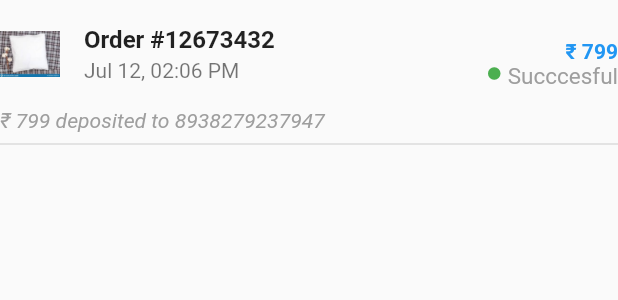
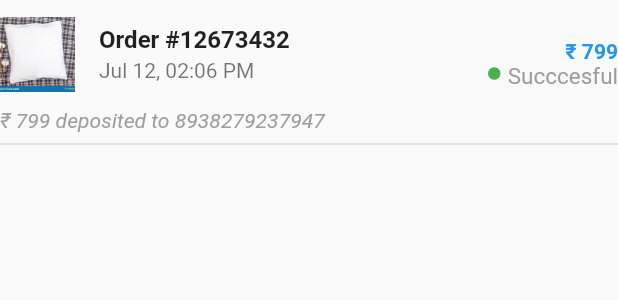
Before and after one commit to aorohith/Dukaan, a Flutter app: the OrdersTile widget shown alone on an empty page, opened directly, on a phone screen of 412 x 824 dp. Shown: the top 300 px of the screen. Run offline on Flutter 3.47's test engine with Material 2 defaults, Android fonts, the light colour scheme and no system bars; our stand-ins replace youtube_player_flutter.

Commit message:
Added container width in payment tile

```diff
--- a/lib/Dukaan_Payments/refactor.dart
+++ b/lib/Dukaan_Payments/refactor.dart
@@ -132,7 +132,7 @@ class OrdersTile extends StatelessWidget {
       children: [
         ListTile(
           contentPadding: EdgeInsets.only(left: 0),
-          leading: Container(width: 40, height: 40, child: Image.asset(assets)),
+          leading: Container(width: 50, height: 50, child: Image.asset(assets,fit: BoxFit.cover,),),
           title: Text(
             orderId,
             style: TextStyle(
```
